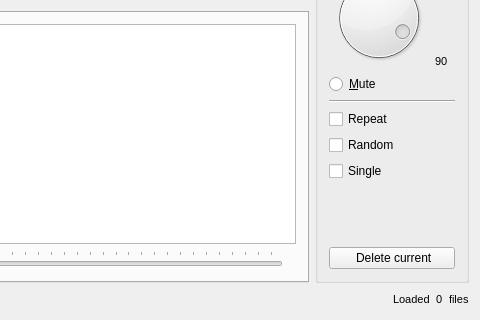
First picture: the form in mainwindow.ui, repository flyboy14/SamowarMP, before the edit; both pictures show x 187 to 667 and y 161 to 481 of the 667 by 481 pixel window.
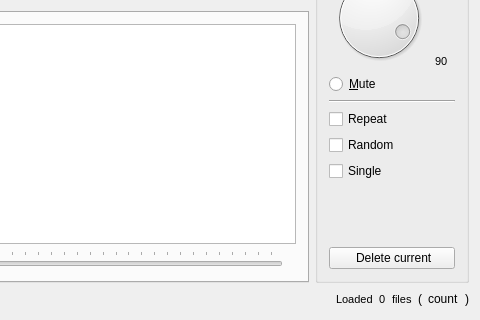
Second picture: the form after the edit. Icons and pictures are not drawn.

Diff of the .ui file:
```diff
--- a/mainwindow.ui
+++ b/mainwindow.ui
@@ -890,6 +890,33 @@
         </property>
        </widget>
       </item>
+      <item>
+       <widget class="QLabel" name="label_lbr">
+        <property name="text">
+         <string>(</string>
+        </property>
+       </widget>
+      </item>
+      <item>
+       <widget class="QLabel" name="label_count">
+        <property name="text">
+         <string>count</string>
+        </property>
+       </widget>
+      </item>
+      <item>
+       <widget class="QLabel" name="label_rbr">
+        <property name="enabled">
+         <bool>true</bool>
+        </property>
+        <property name="cursor">
+         <cursorShape>ArrowCursor</cursorShape>
+        </property>
+        <property name="text">
+         <string>)</string>
+        </property>
+       </widget>
+      </item>
      </layout>
     </item>
    </layout>
```
Left out of the diff: 2 changed lines with no effect on the pictures.
